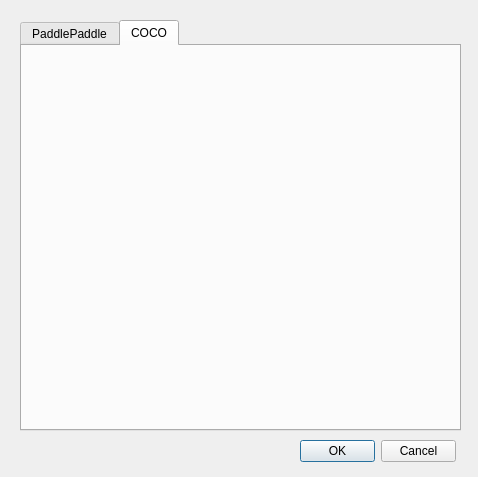
Before: the Qt Designer form deep-learning-datasets-maker/split_rs_data_dialog_base.ui in deepbands/deep-learning-datasets-maker, drawn with Qt 5.
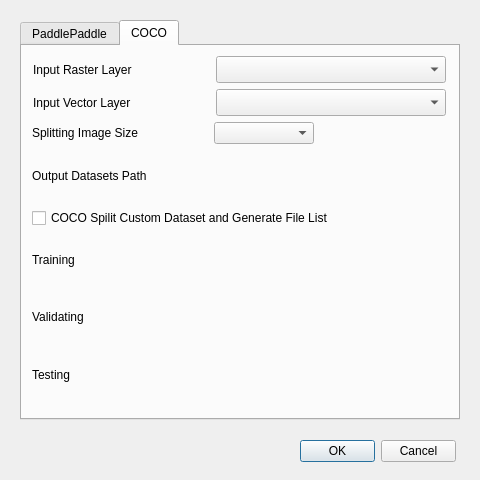
After: the same form once the commit is applied. The open tabs and pages were chosen to show the change. Custom widgets are drawn as their Qt base class.

The edit to the form file:
```diff
--- a/deep-learning-datasets-maker/split_rs_data_dialog_base.ui
+++ b/deep-learning-datasets-maker/split_rs_data_dialog_base.ui
@@ -6,26 +6,26 @@
    <rect>
     <x>0</x>
     <y>0</y>
-    <width>478</width>
-    <height>477</height>
+    <width>480</width>
+    <height>480</height>
    </rect>
   </property>
   <property name="sizePolicy">
-   <sizepolicy hsizetype="Preferred" vsizetype="Preferred">
+   <sizepolicy hsizetype="Fixed" vsizetype="Fixed">
     <horstretch>0</horstretch>
     <verstretch>0</verstretch>
    </sizepolicy>
   </property>
   <property name="minimumSize">
    <size>
-    <width>300</width>
-    <height>300</height>
+    <width>480</width>
+    <height>480</height>
    </size>
   </property>
   <property name="maximumSize">
    <size>
-    <width>1000</width>
-    <height>1000</height>
+    <width>480</width>
+    <height>480</height>
    </size>
   </property>
   <property name="windowTitle">
@@ -36,8 +36,8 @@
     <rect>
      <x>20</x>
      <y>20</y>
-     <width>441</width>
-     <height>411</height>
+     <width>440</width>
+     <height>400</height>
     </rect>
    </property>
    <property name="currentIndex">
@@ -454,6 +454,308 @@
     <attribute name="title">
      <string>COCO</string>
     </attribute>
+    <widget class="QWidget" name="layoutWidget_2">
+     <property name="geometry">
+      <rect>
+       <x>10</x>
+       <y>10</y>
+       <width>416</width>
+       <height>344</height>
+      </rect>
+     </property>
+     <layout class="QVBoxLayout" name="verticalLayout_2">
+      <item>
+       <layout class="QHBoxLayout" name="horizontalLayout_19">
+        <item>
+         <widget class="QLabel" name="label_19">
+          <property name="minimumSize">
+           <size>
+            <width>176</width>
+            <height>0</height>
+           </size>
+          </property>
+          <property name="maximumSize">
+           <size>
+            <width>176</width>
+            <height>16777215</height>
+           </size>
+          </property>
+          <property name="text">
+           <string>Input Raster Layer</string>
+          </property>
+         </widget>
+        </item>
+        <item>
+         <widget class="QgsMapLayerComboBox" name="mMapLayerComboBoxR_2">
+          <property name="sizePolicy">
+           <sizepolicy hsizetype="Preferred" vsizetype="Fixed">
+            <horstretch>0</horstretch>
+            <verstretch>0</verstretch>
+           </sizepolicy>
+          </property>
+          <property name="minimumSize">
+           <size>
+            <width>230</width>
+            <height>27</height>
+           </size>
+          </property>
+          <property name="maximumSize">
+           <size>
+            <width>230</width>
+            <height>16777215</height>
+           </size>
+          </property>
+         </widget>
+        </item>
+       </layout>
+      </item>
+      <item>
+       <layout class="QHBoxLayout" name="horizontalLayout_20">
+        <item>
+         <widget class="QLabel" name="label_20">
+          <property name="minimumSize">
+           <size>
+            <width>176</width>
+            <height>0</height>
+           </size>
+          </property>
+          <property name="maximumSize">
+           <size>
+            <width>176</width>
+            <height>16777215</height>
+           </size>
+          </property>
+          <property name="text">
+           <string>Input Vector Layer</string>
+          </property>
+         </widget>
+        </item>
+        <item>
+         <widget class="QgsMapLayerComboBox" name="mMapLayerComboBoxV_2">
+          <property name="sizePolicy">
+           <sizepolicy hsizetype="Preferred" vsizetype="Fixed">
+            <horstretch>0</horstretch>
+            <verstretch>0</verstretch>
+           </sizepolicy>
+          </property>
+          <property name="minimumSize">
+           <size>
+            <width>230</width>
+            <height>27</height>
+           </size>
+          </property>
+          <property name="maximumSize">
+           <size>
+            <width>230</width>
+            <height>16777215</height>
+           </size>
+          </property>
+         </widget>
+        </item>
+       </layout>
+      </item>
+      <item>
+       <layout class="QHBoxLayout" name="horizontalLayout_21">
+        <item>
+         <widget class="QLabel" name="label_21">
+          <property name="minimumSize">
+           <size>
+            <width>176</width>
+            <height>16</height>
+           </size>
+          </property>
+          <property name="maximumSize">
+           <size>
+            <width>176</width>
+            <height>16</height>
+           </size>
+          </property>
+          <property name="text">
+           <string>Splitting Image Size</string>
+          </property>
+         </widget>
+        </item>
+        <item>
+         <widget class="QComboBox" name="comboBoxImgSize_3">
+          <property name="sizePolicy">
+           <sizepolicy hsizetype="Preferred" vsizetype="Fixed">
+            <horstretch>0</horstretch>
+            <verstretch>0</verstretch>
+           </sizepolicy>
+          </property>
+          <property name="minimumSize">
+           <size>
+            <width>100</width>
+            <height>22</height>
+           </size>
+          </property>
+          <property name="maximumSize">
+           <size>
+            <width>100</width>
+            <height>22</height>
+           </size>
+          </property>
+         </widget>
+        </item>
+        <item>
+         <spacer name="horizontalSpacer_3">
+          <property name="orientation">
+           <enum>Qt::Horizontal</enum>
+          </property>
+          <property name="sizeType">
+           <enum>QSizePolicy::Expanding</enum>
+          </property>
+          <property name="sizeHint" stdset="0">
+           <size>
+            <width>20</width>
+            <height>20</height>
+           </size>
+          </property>
+         </spacer>
+        </item>
+       </layout>
+      </item>
+      <item>
+       <layout class="QHBoxLayout" name="horizontalLayout_22">
+        <item>
+         <widget class="QLabel" name="label_22">
+          <property name="minimumSize">
+           <size>
+            <width>176</width>
+            <height>0</height>
+           </size>
+          </property>
+          <property name="maximumSize">
+           <size>
+            <width>176</width>
+            <height>16777215</height>
+           </size>
+          </property>
+          <property name="text">
+           <string>Output Datasets Path</string>
+          </property>
+         </widget>
+        </item>
+        <item>
+         <widget class="QgsFileWidget" name="mQfwCOCOout">
+          <property name="storageMode">
+           <enum>QgsFileWidget::SaveFile</enum>
+          </property>
+         </widget>
+        </item>
+       </layout>
+      </item>
+      <item>
+       <widget class="QCheckBox" name="checkBoxCOCO">
+        <property name="enabled">
+         <bool>true</bool>
+        </property>
+        <property name="text">
+         <string>COCO Spilit Custom Dataset and Generate File List</string>
+        </property>
+       </widget>
+      </item>
+      <item>
+       <layout class="QHBoxLayout" name="horizontalLayout_26">
+        <item>
+         <widget class="QLabel" name="label_26">
+          <property name="enabled">
+           <bool>true</bool>
+          </property>
+          <property name="minimumSize">
+           <size>
+            <width>176</width>
+            <height>0</height>
+           </size>
+          </property>
+          <property name="maximumSize">
+           <size>
+            <width>176</width>
+            <height>16777215</height>
+           </size>
+          </property>
+          <property name="text">
+           <string>Training</string>
+          </property>
+         </widget>
+        </item>
+        <item>
+         <widget class="QgsOpacityWidget" name="mOpacityWidget_Training_COCO">
+          <property name="enabled">
+           <bool>true</bool>
+          </property>
+          <property name="opacity">
+           <double>0.600000000000000</double>
+          </property>
+         </widget>
+        </item>
+       </layout>
+      </item>
+      <item>
+       <layout class="QHBoxLayout" name="horizontalLayout_27">
+        <item>
+         <widget class="QLabel" name="label_27">
+          <property name="minimumSize">
+           <size>
+            <width>176</width>
+            <height>0</height>
+           </size>
+          </property>
+          <property name="maximumSize">
+           <size>
+            <width>176</width>
+            <height>16777215</height>
+           </size>
+          </property>
+          <property name="text">
+           <string>Validating</string>
+          </property>
+         </widget>
+        </item>
+        <item>
+         <widget class="QgsOpacityWidget" name="mOpacityWidget_Validating_COCO">
+          <property name="opacity">
+           <double>0.200000000000000</double>
+          </property>
+         </widget>
+        </item>
+       </layout>
+      </item>
+      <item>
+       <layout class="QHBoxLayout" name="horizontalLayout_28">
+        <item>
+         <widget class="QLabel" name="label_28">
+          <property name="minimumSize">
+           <size>
+            <width>176</width>
+            <height>0</height>
+           </size>
+          </property>
+          <property name="maximumSize">
+           <size>
+            <width>176</width>
+            <height>16777215</height>
+           </size>
+          </property>
+          <property name="text">
+           <string>Testing</string>
+          </property>
+         </widget>
+        </item>
+        <item>
+         <widget class="QgsOpacityWidget" name="mOpacityWidget_Testing_COCO">
+          <property name="enabled">
+           <bool>false</bool>
+          </property>
+          <property name="opacity">
+           <double>0.200000000000000</double>
+          </property>
+         </widget>
+        </item>
+       </layout>
+      </item>
+     </layout>
+    </widget>
    </widget>
   </widget>
   <widget class="QDialogButtonBox" name="button_box">
```
Left out of the diff: 4 changed lines with no effect on the pictures.
